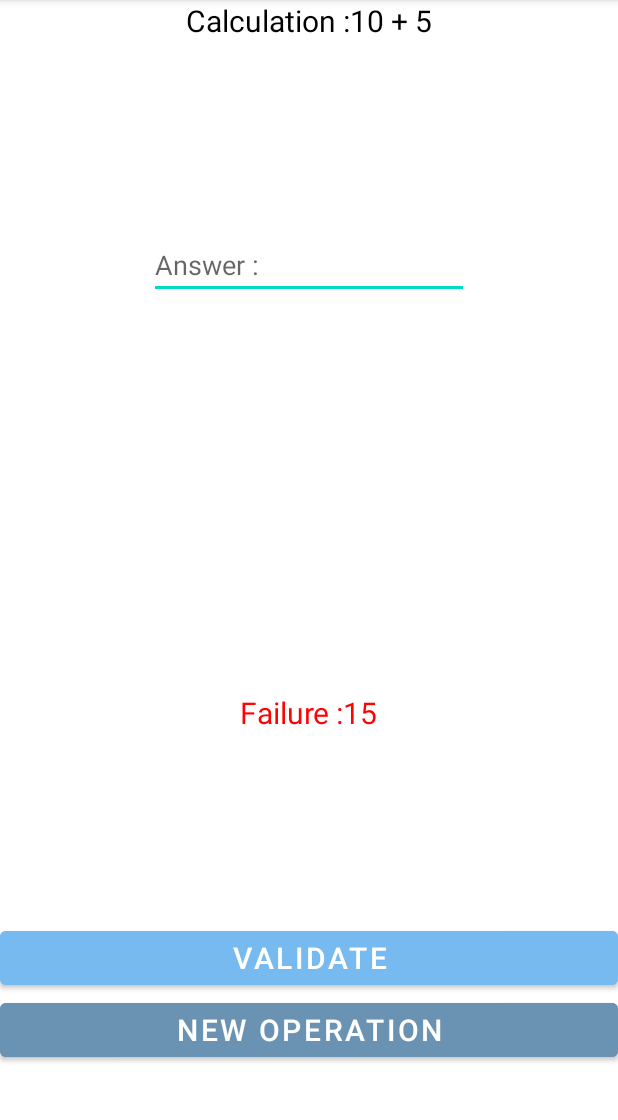
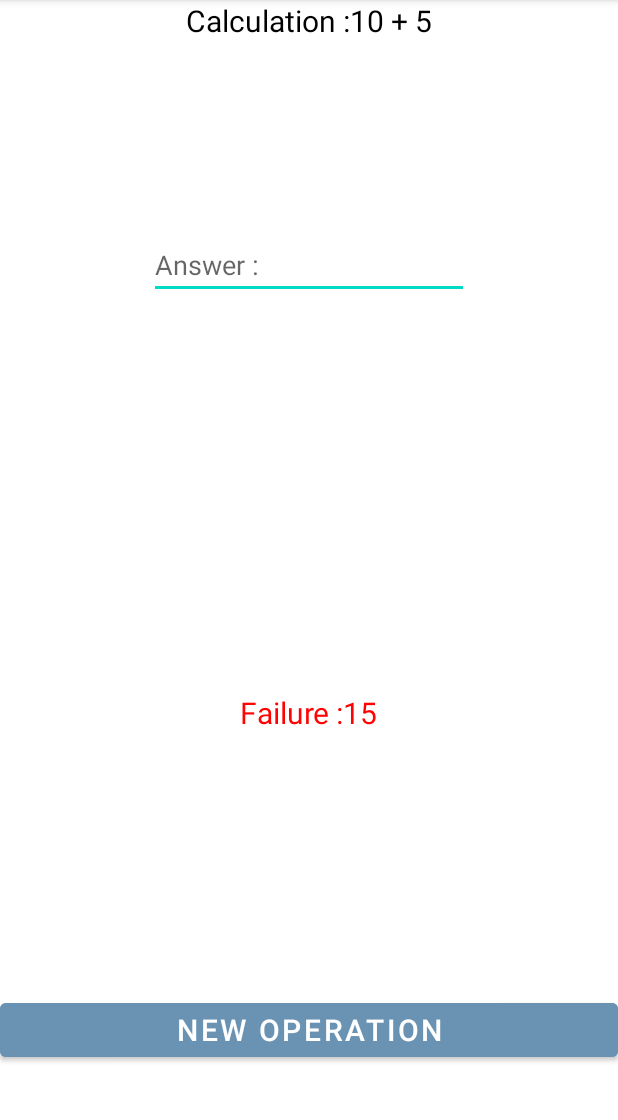
Before and after one commit to ElodieBlairet/MentalCounting, an Android app: the GameActivity screen opened directly, with no data from a screen before it, after a tap on "VALIDATE", on a phone screen of 412 x 824 dp, the part 84-1204 px from its top. Run offline under Robolectric (Android 15) with nearby library versions, the phone set to English and light mode, and no system bars; 1 statement that could not run was skipped.

```diff
--- a/app/src/main/java/com/example/mentalcounting/activities/GameActivity.java
+++ b/app/src/main/java/com/example/mentalcounting/activities/GameActivity.java
@@ -16,8 +16,6 @@ import com.example.mentalcounting.models.ResultatFaux;
 import com.example.mentalcounting.models.ResultatVide;
 import com.example.mentalcounting.services.OperationService;
 import com.example.mentalcounting.services.VerificationReponse;
-import com.example.mentalcounting.models.GetteurOperation;
-
 
 import com.example.mentalcounting.R;
 
@@ -129,6 +127,8 @@ public class GameActivity extends AppCompatActivity {
         } catch (ResultatVide resultatVide) {
             resultatVide.printStackTrace();
         }
+        Button submitButton = findViewById(R.id.submit_game_button);
+        submitButton.setVisibility(View.INVISIBLE);
     }
 
     private void nouvelleOperation(){
@@ -137,5 +137,8 @@ public class GameActivity extends AppCompatActivity {
         incorrectText.setVisibility(View.INVISIBLE);
         //On change d'operation :
         calculFunction();
+        //On remet le bouton Valider:
+        Button submitButton = findViewById(R.id.submit_game_button);
+        submitButton.setVisibility(View.VISIBLE);
     }
 }
```
